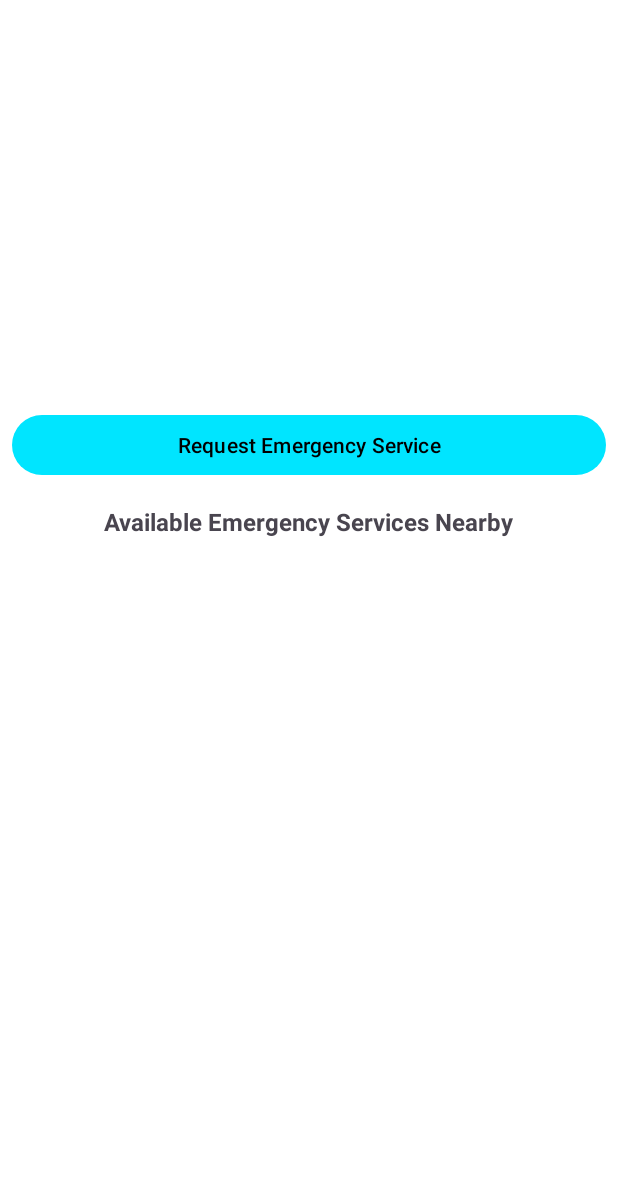
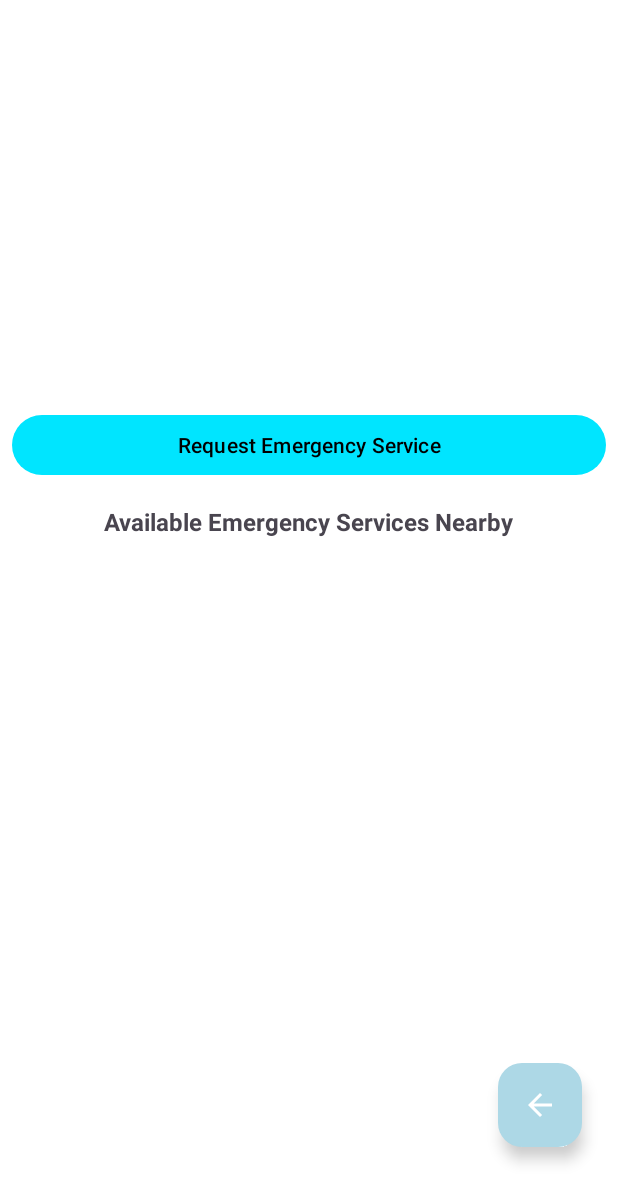
Before and after one commit to Matthew1219MT/ElderCare, an Android app: the EmergencyActivity screen opened directly, with no data from a screen before it, on a phone screen of 412 x 824 dp, the part 53-1236 px from its top. Run offline under Robolectric (Android 15) with nearby library versions, the phone set to English and light mode, and no system bars; libraries missing offline, so code that uses them is left out: com.squareup.okhttp; 2 statements that could not run were skipped.

Commit message:
Add a floating back btn on emerg page

```diff
--- a/app/src/main/java/com/eldercare/eldercare/activity/EmergencyActivity.java
+++ b/app/src/main/java/com/eldercare/eldercare/activity/EmergencyActivity.java
@@ -26,6 +26,7 @@ import androidx.core.content.ContextCompat;
 import com.eldercare.eldercare.R;
 import com.eldercare.eldercare.databinding.ActivityEmergencyBinding;
 import com.eldercare.eldercare.model.Hospital;
+import com.eldercare.eldercare.view.V_HomePage;
 import com.google.android.gms.location.FusedLocationProviderClient;
 import com.google.android.gms.location.LocationCallback;
 import com.google.android.gms.location.LocationRequest;
@@ -43,6 +44,7 @@ import com.google.android.gms.maps.model.Marker;
 import com.google.android.gms.maps.model.MarkerOptions;
 import com.google.android.libraries.places.api.Places;
 import com.google.android.libraries.places.api.net.PlacesClient;
+import com.google.android.material.floatingactionbutton.FloatingActionButton;
 import com.squareup.okhttp.Callback;
 import com.squareup.okhttp.OkHttpClient;
 import com.squareup.okhttp.Request;
@@ -69,6 +71,7 @@ public class EmergencyActivity extends AppCompatActivity implements OnMapReadyCa
     private Marker hospitalMarker;
     private final List<Hospital> hospitalList = new ArrayList<>();
     private int selectedIndex = -1;
+    private FloatingActionButton fabHome;
 
     @Override
     protected void onCreate(Bundle savedInstanceState) {
@@ -123,6 +126,13 @@ public class EmergencyActivity extends AppCompatActivity implements OnMapReadyCa
             }
         });
 
+        fabHome = findViewById(R.id.fabHome);
+
+        fabHome.setOnClickListener(v -> {
+            Intent intent = new Intent(EmergencyActivity.this, V_HomePage.class);
+            startActivity(intent);
+        });
+
     }
 
     @Override
@@ -143,6 +153,7 @@ public class EmergencyActivity extends AppCompatActivity implements OnMapReadyCa
                     Log.d("DEBUG_LOCATION", "Lat: " + location.getLatitude() + ", Lng: " + location.getLongitude());
                     userLocation = new LatLng(location.getLatitude(), location.getLongitude());
                     map.clear();
+                    selectedIndex = -1;
                     userMarker = map.addMarker(new MarkerOptions()
                             .position(userLocation)
                             .title("You are here"));
--- a/app/src/main/res/layout/activity_emergency.xml
+++ b/app/src/main/res/layout/activity_emergency.xml
@@ -58,4 +58,16 @@
         app:layout_constraintEnd_toEndOf="parent"
         android:padding="8dp"/>
 
+    <com.google.android.material.floatingactionbutton.FloatingActionButton
+        android:id="@+id/fabHome"
+        android:layout_width="wrap_content"
+        android:layout_height="wrap_content"
+        android:contentDescription="Go Home"
+        android:src="@drawable/ic_menu_back"
+        app:backgroundTint="#ADD8E6"
+        app:tint="@android:color/white"
+        app:layout_constraintBottom_toBottomOf="parent"
+        app:layout_constraintEnd_toEndOf="parent"
+        android:layout_margin="24dp" />
+
 </androidx.constraintlayout.widget.ConstraintLayout>
```
